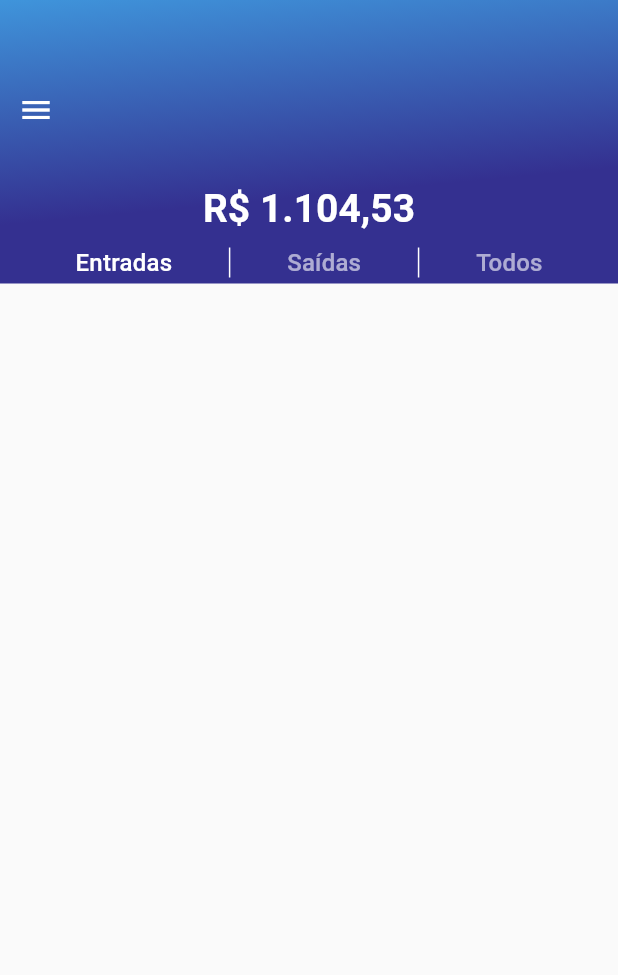
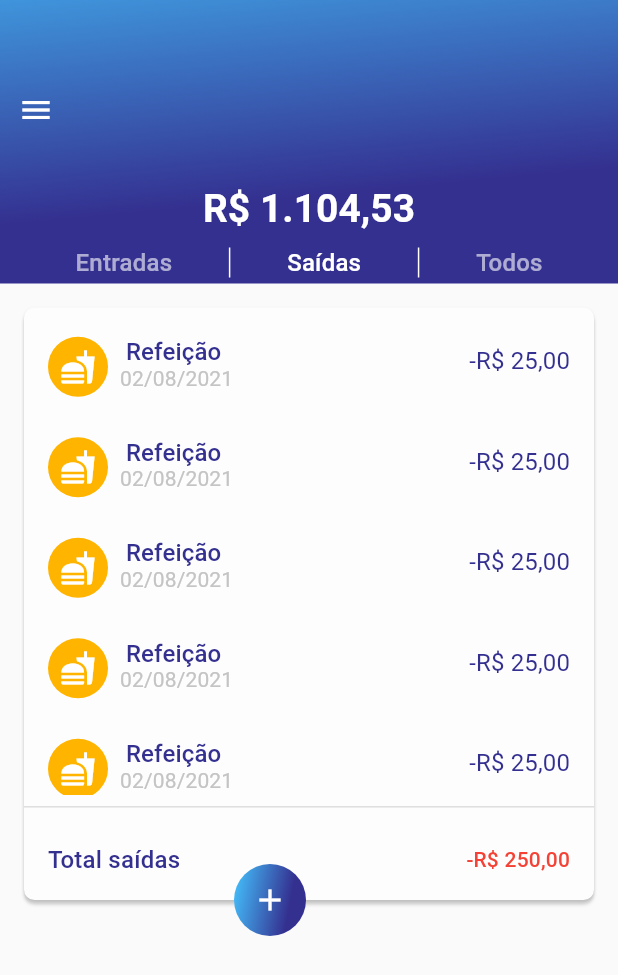
Before and after one commit to devguusta/RaroAcademy_Budget, a Flutter app: the HomePage screen opened by its route, after a tap on the "visibility off" icon, after a tap on "Dia a dia", on a phone screen of 412 x 824 dp. Shown: the top 975 px of the screen. Run offline on Flutter 3.47's test engine with Material 2 defaults, Android fonts, the phone set to English and light mode, and no system bars; our stand-ins replace connectivity, firebase_core; missing offline and left inert: animated_card; accounts and stored records are empty; project files that could hold a hidden picture were left out.

Commit message:
componentizaçao de TransactionWidget e finalizaçao de Tela transaçoes de saidas

```diff
--- a/lib/modules/home-page-filled/components/list_view_last_transactions.dart
+++ b/lib/modules/home-page-filled/components/list_view_last_transactions.dart
@@ -1,15 +1,15 @@
 import 'package:flutter/material.dart';
+import 'package:raro_academy_budget/shared/widgets/transaction_widget.dart';
 import 'package:raro_academy_budget/util/constants/app_text_styles.dart';
 
 class ListViewLastTransactions extends StatefulWidget {
-
   const ListViewLastTransactions({
     Key? key,
-
   }) : super(key: key);
 
   @override
-  _ListViewLastTransactionsState createState() => _ListViewLastTransactionsState();
+  _ListViewLastTransactionsState createState() =>
+      _ListViewLastTransactionsState();
 }
 
 class _ListViewLastTransactionsState extends State<ListViewLastTransactions> {
@@ -24,68 +24,7 @@ class _ListViewLastTransactionsState extends State<ListViewLastTransactions> {
           primary: false,
           itemCount: 2,
           itemBuilder: (_, index) => Container(
-            child: Row(
-              mainAxisAlignment: MainAxisAlignment.spaceBetween,
-              mainAxisSize: MainAxisSize.max,
-              children: [
-                Flex(
-                  direction: Axis.horizontal,
-                  children: [
-                    Container(
-                      width: 40,
-                      height: 40,
-                      decoration: BoxDecoration(
-                        color: Color.fromRGBO(255, 180, 0, 1),
-                        borderRadius: BorderRadius.circular(40),
-                      ),
-                      child:
-                          Icon(Icons.fastfood, color: Colors.white),
-                    ),
-                    Padding(
-                      padding:
-                          const EdgeInsets.only(left: 0.0, bottom: 8),
-                      child: Column(
-                        children: [
-                          Padding(
-                            padding: const EdgeInsets.only(
-                                top: 4.0, left: 4),
-                            child: Text("Refeição",
-                                style: AppTextStyles
-                                    .kTitleListLastTransictions),
-                          ),
-                          Padding(
-                            padding: const EdgeInsets.only(left: 8.0),
-                            child: Text("02/08/2021",
-                                style: AppTextStyles
-                                    .kDateLastTransictions),
-                          ),
-                        ],
-                      ),
-                    ),
-                    // SizedBox(width: size.width * 0.25),
-
-                  ],
-                ),
-                FittedBox(
-                      fit: BoxFit.fitWidth,
-                      child: Row(
-                        mainAxisAlignment: MainAxisAlignment.end,
-                        mainAxisSize: MainAxisSize.min,
-                        children: [
-                          Padding(
-                            padding: const EdgeInsets.only(
-                              bottom: 8,
-                            ),
-                            child: Text("-R\$ 25,00",
-                                style: AppTextStyles
-                                    .kValueLastTransictions),
-                          ),
-                        ],
-                      ),
-                    ),
-              ],
-            ),
-
+            child: TransactionWidget(),
           ),
         ),
       ],
--- a/lib/modules/in-out-transactions-page/in_out_transactions_page.dart
+++ b/lib/modules/in-out-transactions-page/in_out_transactions_page.dart
@@ -1,6 +1,7 @@
 import 'package:flutter/cupertino.dart';
 import 'package:flutter/material.dart';
 import 'package:raro_academy_budget/shared/widgets/drawer_widget.dart';
+import 'package:raro_academy_budget/shared/widgets/transaction_widget.dart';
 import 'package:raro_academy_budget/util/constants/app_colors.dart';
 import 'package:raro_academy_budget/util/constants/app_text_styles.dart';
 
@@ -30,8 +31,7 @@ class _InOutTransactionsPageState extends State<InOutTransactionsPage> {
                     builder: (context) => // Ensure Scaffold is in context
                         IconButton(
                             icon: Icon(Icons.menu, color: Colors.white),
-                              onPressed: () =>
-                                  Scaffold.of(context).openDrawer()),
+                            onPressed: () => Scaffold.of(context).openDrawer()),
                   ),
                 ],
               ),
@@ -54,7 +54,7 @@ class _InOutTransactionsPageState extends State<InOutTransactionsPage> {
                     Text(
                       "Entradas",
                       style: AppTextStyles.kInputTextMedium
-                            .copyWith(color: Colors.white),
+                          .copyWith(color: Color.fromRGBO(255, 255, 255, 0.6)),
                     ),
                     Container(
                       height: 20,
@@ -65,8 +65,8 @@ class _InOutTransactionsPageState extends State<InOutTransactionsPage> {
                     ),
                     Text(
                       "Saídas",
-                        style: AppTextStyles.kInputTextMedium.copyWith(
-                            color: Color.fromRGBO(255, 255, 255, 0.6)),
+                      style: AppTextStyles.kInputTextMedium
+                          .copyWith(color: Colors.white),
                     ),
                     Container(
                       height: 20,
@@ -78,8 +78,8 @@ class _InOutTransactionsPageState extends State<InOutTransactionsPage> {
                     ),
                     Text(
                       "Todos",
-                        style: AppTextStyles.kInputTextMedium.copyWith(
-                            color: Color.fromRGBO(255, 255, 255, 0.6)),
+                      style: AppTextStyles.kInputTextMedium
+                          .copyWith(color: Color.fromRGBO(255, 255, 255, 0.6)),
                     ),
                   ],
                 ),
@@ -87,6 +87,88 @@ class _InOutTransactionsPageState extends State<InOutTransactionsPage> {
             ],
           ),
         ),
-        ));
+      ),
+      body: SingleChildScrollView(
+        child: Stack(children: [
+          Container(
+              margin: EdgeInsets.only(top: 16, left: 16, right: 16, bottom: 40),
+              height: 395,
+              decoration: BoxDecoration(
+                boxShadow: [
+                  BoxShadow(
+                    color: Color.fromRGBO(0, 0, 0, 0.12),
+                    // spreadRadius: 1,
+                    blurRadius: 1,
+                    offset: Offset(0, 1),
+                  ),
+                  BoxShadow(
+                    color: Color.fromRGBO(0, 0, 0, 0.14),
+                    offset: Offset(0, 3),
+                    blurRadius: 1,
+                  ),
+                ],
+                color: Color.fromRGBO(253, 253, 253, 1),
+                borderRadius: BorderRadius.circular(7),
+              ),
+              child: Column(
+                children: [
+                  Expanded(
+                    flex: 6,
+                    child: Padding(
+                      padding: const EdgeInsets.only(
+                          left: 16.0, top: 16.0, right: 16.0),
+                      child: ListView.builder(
+                        shrinkWrap: true,
+                        primary: false,
+                        itemCount: 10,
+                        itemBuilder: (_, index) => Container(
+                          padding: EdgeInsets.only(bottom: 20),
+                          child: TransactionWidget(),
+                        ),
+                      ),
+                    ),
+                  ),
+                  Divider(
+                    thickness: 1,
+                  ),
+                  Expanded(
+                      flex: 1,
+                      child: Container(
+                          padding: EdgeInsets.symmetric(horizontal: 16),
+                          child: Row(
+                            mainAxisAlignment: MainAxisAlignment.spaceBetween,
+                            children: [
+                              Text(
+                                "Total saídas",
+                                style: AppTextStyles.kInputTextMedium.copyWith(
+                                    color: Color.fromRGBO(52, 48, 144, 1)),
+                              ),
+                              Text(
+                                "-R\$ 250,00",
+                                style: AppTextStyles.kSubtitle3Medium.copyWith(
+                                    color: Color.fromRGBO(244, 67, 54, 1)),
+                              )
+                            ],
+                          )))
+                ],
+              )),
+          Positioned(
+              bottom: 16,
+              left: 156,
+              child: Container(
+                height: 48,
+                width: 48,
+                decoration: BoxDecoration(
+                    gradient: AppColors.kBlueGradient, shape: BoxShape.circle),
+                child: Center(
+                  child: Icon(
+                    Icons.add,
+                    color: Colors.white,
+                  ),
+                ),
+              ))
+        ]),
+      ),
+    );
   }
 }
--- /dev/null
+++ b/lib/shared/widgets/transaction_widget.dart
@@ -0,0 +1,67 @@
+import 'package:flutter/material.dart';
+import 'package:raro_academy_budget/util/constants/app_text_styles.dart';
+
+class TransactionWidget extends StatelessWidget {
+  const TransactionWidget({
+    Key? key,
+  }) : super(key: key);
+
+  @override
+  Widget build(BuildContext context) {
+    return Row(
+      mainAxisAlignment: MainAxisAlignment.spaceBetween,
+      mainAxisSize: MainAxisSize.max,
+      children: [
+        Flex(
+          direction: Axis.horizontal,
+          children: [
+            Container(
+              width: 40,
+              height: 40,
+              decoration: BoxDecoration(
+                color: Color.fromRGBO(255, 180, 0, 1),
+                borderRadius: BorderRadius.circular(40),
+              ),
+              child: Icon(Icons.fastfood, color: Colors.white),
+            ),
+            Padding(
+              padding: const EdgeInsets.only(left: 0.0, bottom: 8),
+              child: Column(
+                children: [
+                  Padding(
+                    padding: const EdgeInsets.only(top: 4.0, left: 4),
+                    child: Text("Refeição",
+                        style: AppTextStyles.kTitleListLastTransictions),
+                  ),
+                  Padding(
+                    padding: const EdgeInsets.only(left: 8.0),
+                    child: Text("02/08/2021",
+                        style: AppTextStyles.kDateLastTransictions),
+                  ),
+                ],
+              ),
+            ),
+            // SizedBox(width: size.width * 0.25),
+          ],
+        ),
+        FittedBox(
+          fit: BoxFit.fitWidth,
+          child: Row(
+            mainAxisAlignment: MainAxisAlignment.end,
+            mainAxisSize: MainAxisSize.min,
+            children: [
+              Padding(
+                padding: const EdgeInsets.only(
+                  bottom: 8,
+                ),
+                child: Text("-R\$ 25,00",
+                    style: AppTextStyles.kValueLastTransictions
+                        .copyWith(color: Color.fromRGBO(52, 48, 144, 1))),
+              ),
+            ],
+          ),
+        ),
+      ],
+    );
+  }
+}
```
Lines whose indentation alone changed are shown as unchanged.
